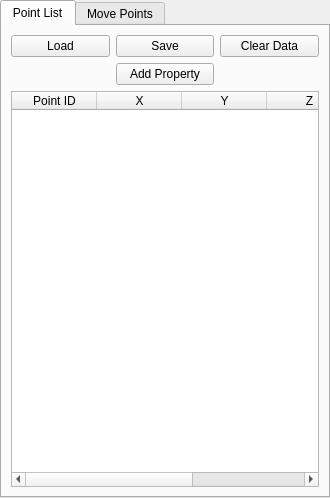
Before: the Qt Designer form rtUI/rt3DPointBuffer.ui in pengwg/vurtigo, drawn with Qt 5.
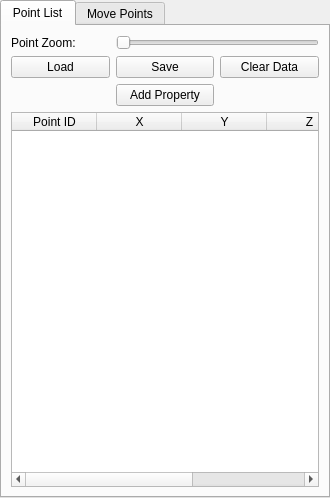
After: the same form once the commit is applied.

Commit message:
Added a point zoom slider to the 3d point set. BugID:725 Analysis: Small points are hard to see if the camera is far from them.
Resolution:
A slider can zoom from 1x to 5x by increasing the size of the points. That way they are easier to see when the camera is zoomed out.

Reviewed by:

```diff
--- a/rtUI/rt3DPointBuffer.ui
+++ b/rtUI/rt3DPointBuffer.ui
@@ -27,7 +27,7 @@
        <string>Point List</string>
       </attribute>
       <layout class="QGridLayout" name="gridLayout_3">
-       <item row="4" column="0" colspan="3">
+       <item row="5" column="0" colspan="3">
         <widget class="QTableWidget" name="pointsTable">
          <property name="horizontalScrollBarPolicy">
           <enum>Qt::ScrollBarAsNeeded</enum>
@@ -80,34 +80,54 @@
          </column>
         </widget>
        </item>
-       <item row="0" column="0">
+       <item row="1" column="0">
         <widget class="QPushButton" name="loadButton">
          <property name="text">
           <string>Load</string>
          </property>
         </widget>
        </item>
-       <item row="0" column="1">
+       <item row="1" column="1">
         <widget class="QPushButton" name="saveButton">
          <property name="text">
           <string>Save</string>
          </property>
         </widget>
        </item>
-       <item row="2" column="1">
+       <item row="3" column="1">
         <widget class="QPushButton" name="addPropertyPushButton">
          <property name="text">
           <string>Add Property</string>
          </property>
         </widget>
        </item>
-       <item row="0" column="2">
+       <item row="1" column="2">
         <widget class="QPushButton" name="clearDataPushButton">
          <property name="text">
           <string>Clear Data</string>
          </property>
         </widget>
        </item>
+       <item row="0" column="1" colspan="2">
+        <widget class="QSlider" name="pointZoomSlider">
+         <property name="minimum">
+          <number>10</number>
+         </property>
+         <property name="maximum">
+          <number>50</number>
+         </property>
+         <property name="orientation">
+          <enum>Qt::Horizontal</enum>
+         </property>
+        </widget>
+       </item>
+       <item row="0" column="0">
+        <widget class="QLabel" name="label_8">
+         <property name="text">
+          <string>Point Zoom:</string>
+         </property>
+        </widget>
+       </item>
       </layout>
      </widget>
      <widget class="QWidget" name="tab_2">
```
The commit also changes 3 other files.
